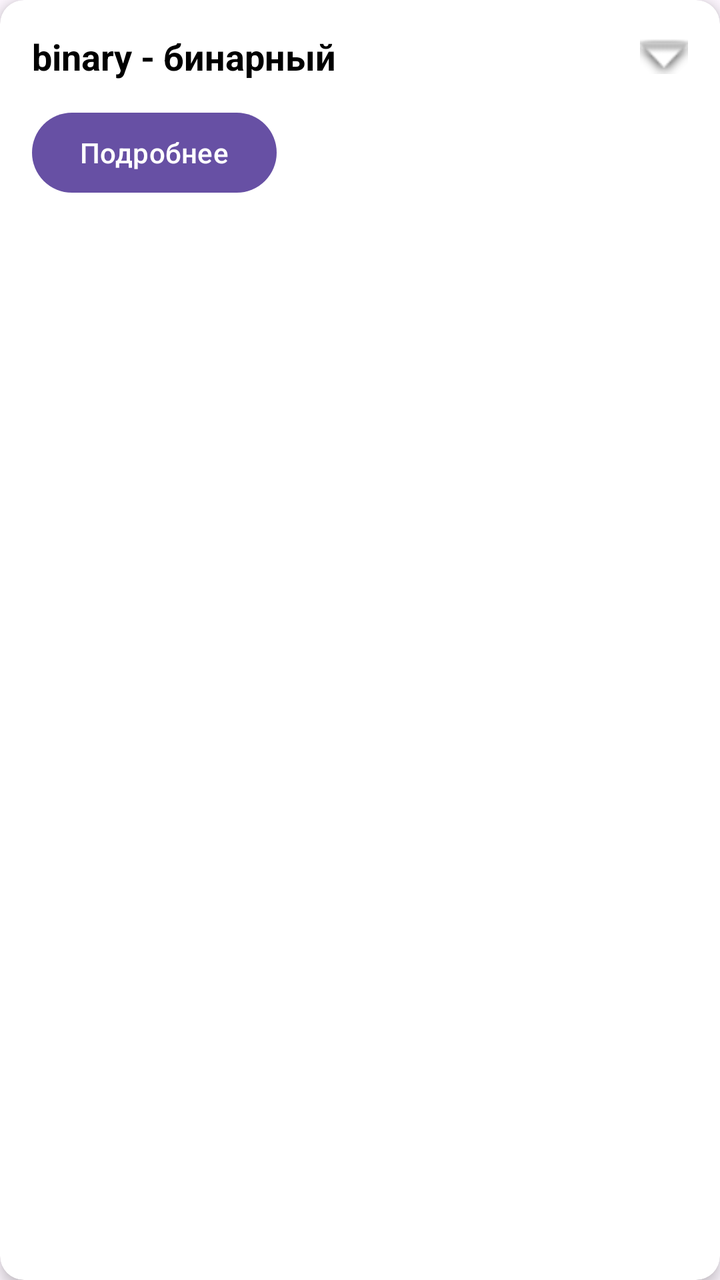
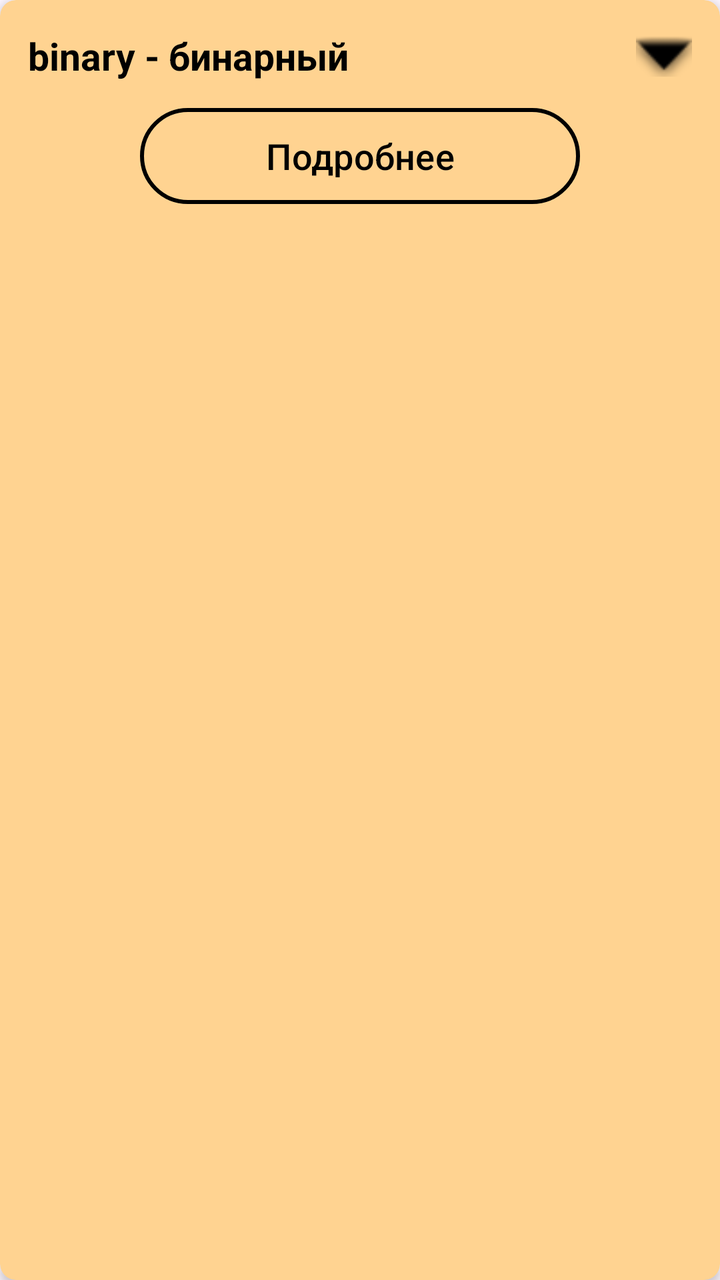

Before-and-after screenshots of an Android layout around one commit, followed by the original layout XML and the change that was made.
<!-- AndroidManifest.xml: application theme Theme.LL -->
<!-- res/layout/item_term.xml -->
<?xml version="1.0" encoding="utf-8"?>
<androidx.cardview.widget.CardView
    xmlns:android="http://schemas.android.com/apk/res/android"
    xmlns:app="http://schemas.android.com/apk/res-auto"
    android:layout_width="match_parent"
    android:layout_height="wrap_content"
    android:layout_margin="8dp"
    app:cardCornerRadius="12dp"
    app:cardElevation="4dp"
    app:cardBackgroundColor="#ffffff">

    <LinearLayout
        android:layout_width="match_parent"
        android:layout_height="wrap_content"
        android:orientation="vertical"
        android:padding="16dp">

        
        <LinearLayout
            android:layout_width="match_parent"
            android:layout_height="wrap_content"
            android:orientation="horizontal"
            android:gravity="center_vertical">

            <TextView
                android:id="@+id/termText"
                android:layout_width="0dp"
                android:layout_height="wrap_content"
                android:layout_weight="1"
                android:text="binary - бинарный"
                android:textColor="#000000"
                android:textSize="18sp"
                android:textStyle="bold" />

            <ImageView
                android:id="@+id/expandIcon"
                android:layout_width="24dp"
                android:layout_height="24dp"
                android:src="@android:drawable/arrow_down_float"
                android:contentDescription="Раскрыть" />

        </LinearLayout>

        
        <LinearLayout
            android:id="@+id/analogiesContainer"
            android:layout_width="match_parent"
            android:layout_height="wrap_content"
            android:orientation="vertical"
            android:layout_marginTop="12dp"
            android:padding="8dp"
            android:background="#FFF8E1"
            android:visibility="gone" />

        
        <Button
            android:id="@+id/detailsButton"
            android:layout_width="wrap_content"
            android:layout_height="wrap_content"
            android:layout_marginTop="12dp"
            android:text="Подробнее" />

    </LinearLayout>
</androidx.cardview.widget.CardView>
<!-- resources referenced by this layout -->
<resources>
  <style name="Theme.LL" parent="Theme.Material3.Light.NoActionBar">
          <item name="android:statusBarColor">@color/black</item>
          <item name="android:windowLightStatusBar">false</item>
  
      </style>
  <color name="black">#FF000000</color>
</resources>

<!-- the commit's change to res/layout/item_term.xml (unified diff, before → after) -->
@@ -1,26 +1,24 @@
 <?xml version="1.0" encoding="utf-8"?>
-<androidx.cardview.widget.CardView
-    xmlns:android="http://schemas.android.com/apk/res/android"
+<androidx.cardview.widget.CardView xmlns:android="http://schemas.android.com/apk/res/android"
     xmlns:app="http://schemas.android.com/apk/res-auto"
     android:layout_width="match_parent"
     android:layout_height="wrap_content"
     android:layout_margin="8dp"
-    app:cardCornerRadius="12dp"
-    app:cardElevation="4dp"
-    app:cardBackgroundColor="#ffffff">
+    app:cardBackgroundColor="@color/Background"
+    app:cardCornerRadius="8dp"
+    app:cardElevation="3dp">
 
     <LinearLayout
         android:layout_width="match_parent"
         android:layout_height="wrap_content"
         android:orientation="vertical"
-        android:padding="16dp">
+        android:padding="14dp">
 
-        
         <LinearLayout
             android:layout_width="match_parent"
             android:layout_height="wrap_content"
-            android:orientation="horizontal"
-            android:gravity="center_vertical">
+            android:gravity="center_vertical"
+            android:orientation="horizontal">
 
             <TextView
                 android:id="@+id/termText"
@@ -28,37 +26,42 @@
                 android:layout_height="wrap_content"
                 android:layout_weight="1"
                 android:text="binary - бинарный"
-                android:textColor="#000000"
-                android:textSize="18sp"
+                android:textColor="@color/black"
+                android:textSize="19sp"
                 android:textStyle="bold" />
 
             <ImageView
                 android:id="@+id/expandIcon"
-                android:layout_width="24dp"
-                android:layout_height="24dp"
+                android:layout_width="28dp"
+                android:layout_height="28dp"
+                android:contentDescription="Раскрыть"
                 android:src="@android:drawable/arrow_down_float"
-                android:contentDescription="Раскрыть" />
+                app:tint="@color/black" />
 
         </LinearLayout>
 
-        
         <LinearLayout
             android:id="@+id/analogiesContainer"
             android:layout_width="match_parent"
             android:layout_height="wrap_content"
+            android:layout_marginTop="12dp"
             android:orientation="vertical"
-            android:layout_marginTop="12dp"
-            android:padding="8dp"
-            android:background="#FFF8E1"
+            android:padding="10dp"
             android:visibility="gone" />
 
-        
         <Button
             android:id="@+id/detailsButton"
-            android:layout_width="wrap_content"
+            android:layout_width="220dp"
             android:layout_height="wrap_content"
+            android:layout_gravity="center_horizontal"
             android:layout_marginTop="12dp"
-            android:text="Подробнее" />
+            android:background="@drawable/button_outline_selector"
+            android:backgroundTint="@null"
+            android:text="Подробнее"
+            android:textColor="@color/black"
+            android:textSize="18sp"
+            app:backgroundTint="@null"/>
 
     </LinearLayout>
+
 </androidx.cardview.widget.CardView>
<!-- resource entries referenced after the edit -->
@@ -1,10 +1,46 @@
 <!-- resources referenced by this layout -->
 <resources>
+  <color name="Background">#ffd391</color>
   <style name="Theme.LL" parent="Theme.Material3.Light.NoActionBar">
           <item name="android:statusBarColor">@color/black</item>
           <item name="android:windowLightStatusBar">false</item>
   
       </style>
+  <!-- drawable button_outline_pressed (drawable) -->
+  <?xml version="1.0" encoding="utf-8"?>
+  <shape xmlns:android="http://schemas.android.com/apk/res/android"
+      android:shape="rectangle">
+      <solid android:color="#08000000" />
+      <stroke
+          android:width="2dp"
+          android:color="#000000" />
+      <corners android:radius="32dp" />
+  
+  </shape>
+  <!-- drawable button_outline (drawable) -->
+  <?xml version="1.0" encoding="utf-8"?>
+  <shape xmlns:android="http://schemas.android.com/apk/res/android"
+      android:shape="rectangle">
+  
+      <solid android:color="@android:color/transparent" />
+  
+      <stroke
+          android:width="2dp"
+          android:color="@color/black" />
+  
+      <corners android:radius="32dp" />
+  
+  
+  </shape>
   <color name="black">#FF000000</color>
+  <!-- drawable button_outline_selector (drawable) -->
+  <?xml version="1.0" encoding="utf-8"?>
+  <selector xmlns:android="http://schemas.android.com/apk/res/android">
+      
+      <item android:state_pressed="true" android:drawable="@drawable/button_outline_pressed" />
+  
+      
+      <item android:drawable="@drawable/button_outline" />
+  </selector>
 </resources>
 
